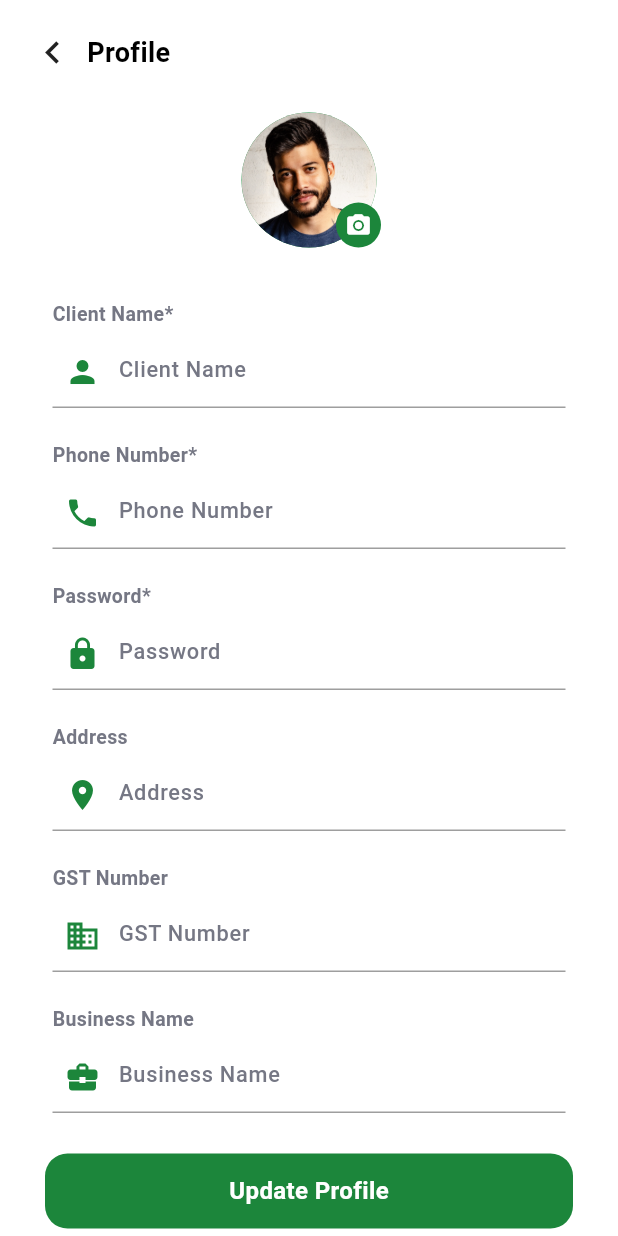
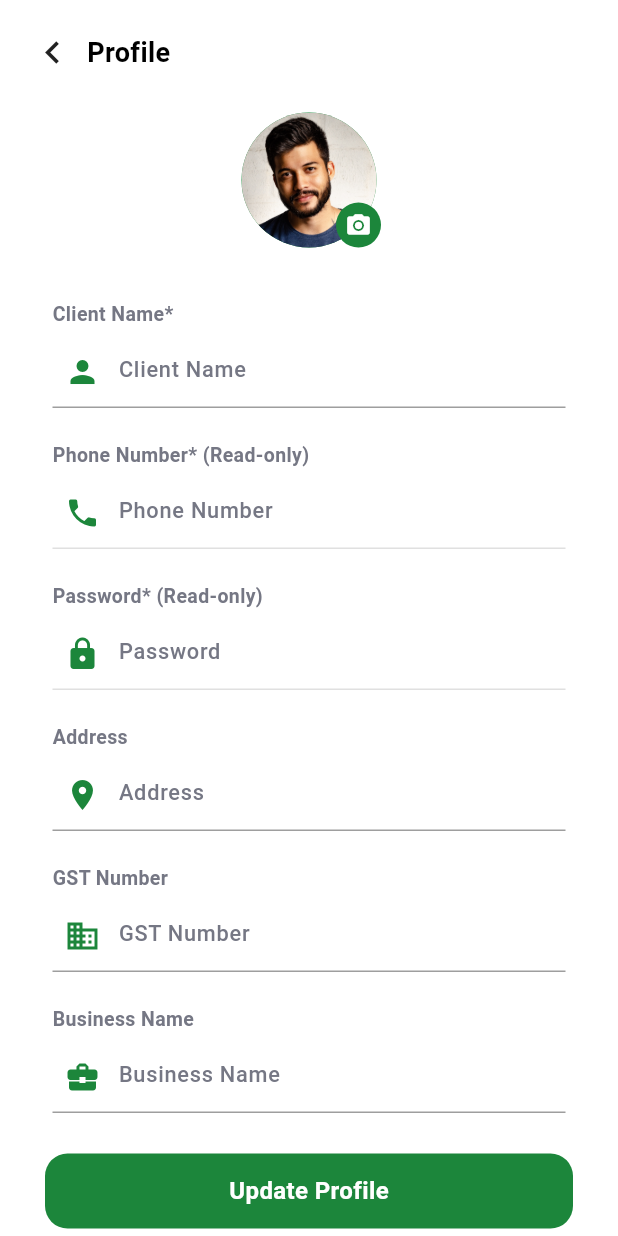
Before and after one commit to shivamgarg001/Credo, a Flutter app: the ProfilePage screen opened by its route, on a phone screen of 412 x 824 dp. Run offline on Flutter 3.47's test engine with Material 3 defaults, Android fonts, the phone set to English and light mode, and no system bars; drawn by our look-alikes of auto_size_text; our stand-ins replace another_flushbar, audioplayers, cloud_firestore, connectivity_plus, firebase_core, firebase_messaging and 13 more; missing offline and left inert: flutter_pdfview, record; accounts and stored records are empty; network calls fail; Roboto replaces fonts that are missing (SF-Pro); key blocks and very long unbroken strings in the code were emptied for the run.

Commit message:
updates to credp

```diff
--- a/lib/flushbar_helper.dart
+++ b/lib/flushbar_helper.dart
@@ -42,14 +42,11 @@ void openWhatsApp(String phoneNumber, String message) async {
 // Function for showing error Flushbar (red color)
 void showErrorFlushbar(BuildContext context, String type) {
   String? phoneNumber;
-  print("kjbzcskjbkwjabcw $type");
-  // Clean string and extract phone number using RegExp
   final phoneMatch = RegExp(r'\{phone:([\d]+)\}').firstMatch(type.trim());
   if (phoneMatch != null && phoneMatch.groupCount >= 1) {
     phoneNumber = phoneMatch.group(1);
     type = type.replaceAll(phoneMatch.group(0)!, '').trim();
   }
-  print("kjbzcskjbkwjabcw $phoneNumber");
   final containsInvite = type.contains("Please Invite");
 
   Flushbar(
@@ -83,7 +80,7 @@ void showErrorFlushbar(BuildContext context, String type) {
             }
 
             final inviteMessage =
-                "Hey! I am using Credo to manage my business transactions easily. You should try it too! Download now: https://credo.app.link/invite";
+                "Hey! I am using Credo to manage my business transactions easily. You should try it too! Download now: https://bit.ly/credolabs";
             final encodedMessage = Uri.encodeComponent(inviteMessage);
             final url = "https://wa.me/$phoneNumber?text=$encodedMessage";
             launchUrl(Uri.parse(url), mode: LaunchMode.externalApplication);
--- a/lib/pages/ledger/chats_page.dart
+++ b/lib/pages/ledger/chats_page.dart
@@ -252,6 +252,7 @@ class _ChatsPageState extends State<ChatsPage> {
                 ),
                 ListView.builder(
                   controller: _scrollController,
+                  padding: const EdgeInsets.only(bottom: 200),
                   itemCount: widget.chats.length,
                   itemBuilder: (context, index) {
                     final chat = widget.chats[index];
--- a/lib/pages/ledger/transaction_detail_page.dart
+++ b/lib/pages/ledger/transaction_detail_page.dart
@@ -999,7 +999,7 @@ return Scaffold(
               ),
             ],
 
-            SizedBox(height: 80), // Space for floating buttons
+            SizedBox(height: 150), // Space for floating buttons
           ],
         ),
       ),
--- a/lib/pages/ledger/transaction_list.dart
+++ b/lib/pages/ledger/transaction_list.dart
@@ -452,6 +452,7 @@ Widget build(BuildContext context) {
                     )
                   : ListView.builder(
                       controller: _scrollController,
+                      padding: const EdgeInsets.only(bottom: 200),
                       itemCount: filteredTransactions.length,
                       itemBuilder: (context, index) {
                         final transaction = filteredTransactions[index];
--- a/lib/pages/settings/profile.dart
+++ b/lib/pages/settings/profile.dart
@@ -103,19 +103,22 @@ class _ProfilePageState extends State<ProfilePage> {
                       controller: phoneController,
                       hintText: 'Phone Number',
                       prefixIcon: Icons.phone,
-                      label: 'Phone Number*',
+                      label: 'Phone Number* (Read-only)',
                       textInputType: TextInputType.phone,
                       maxLength: 15,
+                      enabled: false,
                       // enabled: false, // Disable the phone number field
                     ),
+
                     CustomTextField(
                       controller: passwordController,
                       hintText: 'Password',
                       prefixIcon: Icons.lock,
-                      label: 'Password*',
+                      label: 'Password* (Read-only)',
                       textInputType: TextInputType.visiblePassword,
                       maxLength: 50,
                       obscureText: true,
+                      enabled: false,
                     ),
                     CustomTextField(
                       controller: addressController,
--- a/lib/pages/settings/share.dart
+++ b/lib/pages/settings/share.dart
@@ -13,7 +13,7 @@ class SharePage extends StatelessWidget {
 
   void _shareInvite(BuildContext context) {
     const String message =
-        "Hey! I am using Credo to manage my business transactions easily. You should try it too! Download now: https://credo.app.link/invite";
+        "Hey! I am using Credo to manage my business transactions easily. You should try it too! Download now: https://bit.ly/credolabs";
     Share.share(message);
   }
 
--- a/lib/widgets/custom_text_field.dart
+++ b/lib/widgets/custom_text_field.dart
@@ -21,7 +21,7 @@ class CustomTextField extends StatelessWidget {
     this.onChanged,
     this.maxLength,
     this.focusNode,
-    this.margin, String? errorText,
+    this.margin, String? errorText, this.enabled,
   });
 
   final String? label;
@@ -37,6 +37,7 @@ class CustomTextField extends StatelessWidget {
   final int? maxLength;
   final FocusNode? focusNode;
   final EdgeInsetsGeometry? margin;
+  final bool? enabled;
 
   @override
   Widget build(BuildContext context) {
@@ -67,6 +68,7 @@ class CustomTextField extends StatelessWidget {
                 inputFormatters: inputFormat,
                 keyboardType: textInputType,
                 style: kTextFieldStyle,
+                enabled: enabled ?? true,
                 decoration: InputDecoration(
                   counterText: '',
                   prefixIconConstraints:
--- a/lib/widgets/ledger/transaction_tile.dart
+++ b/lib/widgets/ledger/transaction_tile.dart
@@ -40,7 +40,7 @@ Widget build(BuildContext context) {
             ),
             child: Center(
               child: AutoSizeText(
-                name[0], // Initial of the name
+                name[0].toUpperCase(), // Initial of the name
                 style: const TextStyle(
                   color: Colors.white,
                   fontFamily: 'SF-Pro',
@@ -71,7 +71,7 @@ Widget build(BuildContext context) {
                 AutoSizeText(
                   '₹$amount',
                   style: TextStyle(
-                    color: remarks == S.of(context).advance ? kPrimaryColor : Colors.red,
+                    color: (remarks == S.of(context).advance || amount <= 0) ? kPrimaryColor : Colors.red,
                     fontWeight: FontWeight.bold,
                   ),
                   maxLines: 1,
@@ -117,7 +117,7 @@ Widget build(BuildContext context) {
         ),
         const Divider(
           color: kHighLightColor,
-          height: 5,
+          height: 1,
         )
       ],
     ),
```
Also changed, not shown: lib/pages/ledger.dart (+4 -4 lines), lib/pages/ledger/transaction_page_three.dart (+6 -1 lines), lib/pages/ledger/transaction_page_two.dart (+7 -8 lines).
